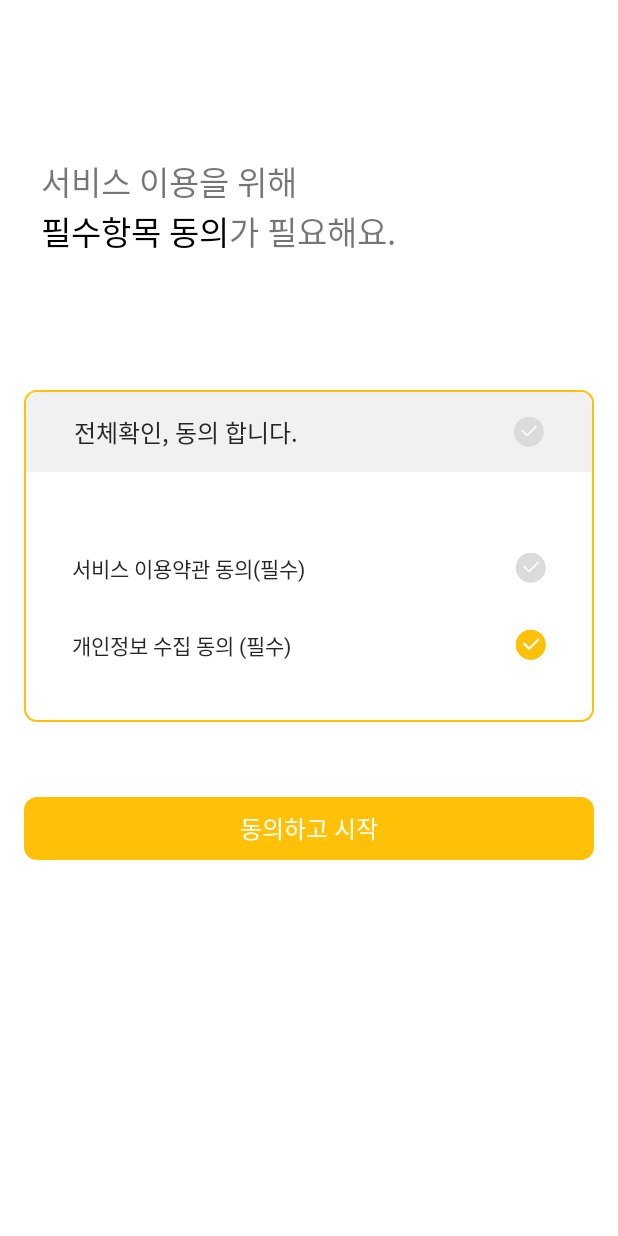
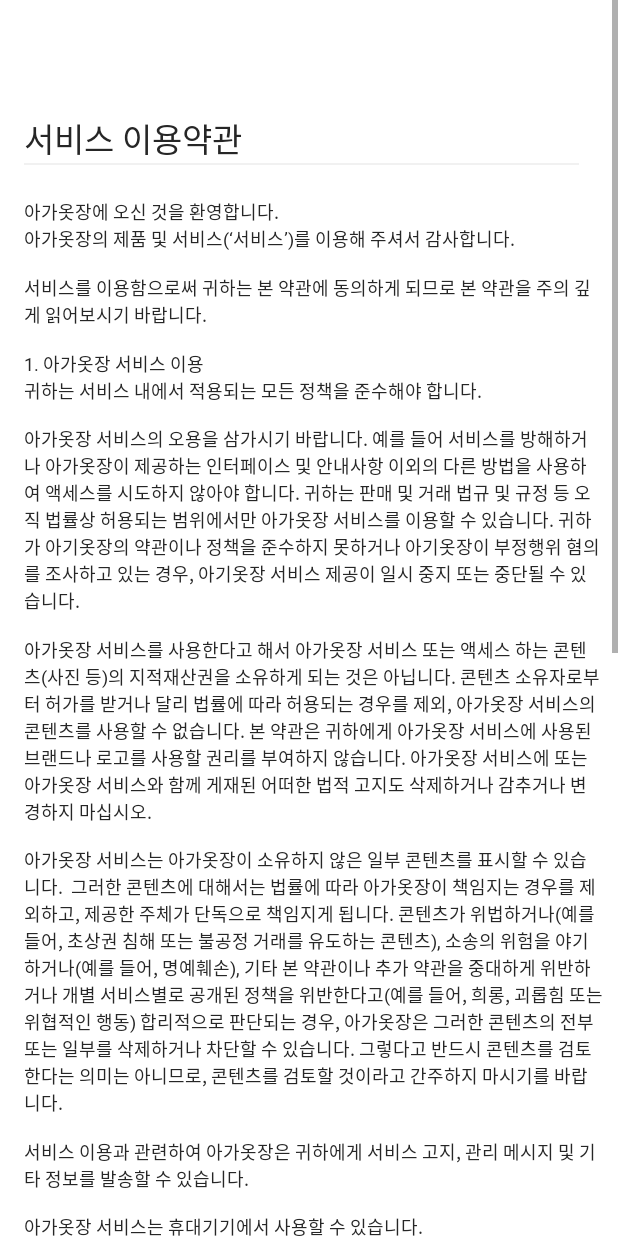
Before and after one commit to BabyClosetGroup/BabyClosetAndroid, an Android app: the InfoConsentActivity screen opened directly, with no data from a screen before it, after a tap on "서비스 이용약관 동의(필수)", on a phone screen of 412 x 824 dp. Run offline under Robolectric (Android 15) with nearby library versions, the light colour scheme and no system bars; 1 other tap on this screen came first.

Commit message:
>> 약관 동의

```diff
--- a/app/src/main/AndroidManifest.xml
+++ b/app/src/main/AndroidManifest.xml
@@ -19,6 +19,10 @@
             android:roundIcon="@drawable/babycloset_logo"
             android:supportsRtl="true"
             android:theme="@style/AppTheme">
+        <activity android:name=".UI.Activity.info2Activity">
+        </activity>
+        <activity android:name=".UI.Activity.info1Activity">
+        </activity>
         <activity android:name=".UI.Activity.SearchActivity">
         </activity>
         <activity android:name=".UI.Activity.QRCreateActivity">
--- /dev/null
+++ b/app/src/main/java/com/example/babycloset/UI/Activity/info1Activity.kt
@@ -0,0 +1,13 @@
+package com.example.babycloset.UI.Activity
+
+import android.support.v7.app.AppCompatActivity
+import android.os.Bundle
+import com.example.babycloset.R
+
+class info1Activity : AppCompatActivity() {
+
+    override fun onCreate(savedInstanceState: Bundle?) {
+        super.onCreate(savedInstanceState)
+        setContentView(R.layout.activity_info1)
+    }
+}
--- /dev/null
+++ b/app/src/main/res/drawable/gray_fill_border.xml
@@ -0,0 +1,8 @@
+<?xml version="1.0" encoding="utf-8"?>
+<shape android:shape="rectangle" xmlns:android="http://schemas.android.com/apk/res/android">
+
+    <stroke android:color="#dbdbdb" android:width="1dp"/>
+    <solid android:color="#dbdbdb"/>
+    <corners android:radius="8dp"/>
+
+</shape>
--- /dev/null
+++ b/app/src/main/res/layout/activity_info1.xml
@@ -0,0 +1,102 @@
+<?xml version="1.0" encoding="utf-8"?>
+<LinearLayout
+        android:background="#ffffff"
+        android:orientation="vertical"
+        xmlns:android="http://schemas.android.com/apk/res/android"
+        xmlns:app="http://schemas.android.com/apk/res-auto"
+        xmlns:tools="http://schemas.android.com/tools"
+        android:layout_width="match_parent"
+        android:layout_height="match_parent"
+        tools:context=".UI.Activity.info1Activity">
+<ScrollView android:layout_width="match_parent" android:layout_height="match_parent">
+    <LinearLayout
+            android:layout_marginLeft="16dp"
+            android:layout_marginRight="10dp"
+            android:orientation="vertical"
+            android:layout_width="match_parent" android:layout_height="match_parent">
+        <TextView
+                android:layout_marginTop="75dp"
+                android:fontFamily="@font/seoulnamsanl"
+                android:textColor="#262626"
+                android:textSize="22sp"
+                android:layout_width="match_parent"
+                android:layout_height="wrap_content" android:text="서비스 이용약관"/>
+        <View android:layout_width="match_parent" android:layout_height="1dp" android:layout_marginRight="16dp"
+              android:background="#f1f1f1" />
+        <TextView
+                android:layout_marginTop="22dp"
+                android:textSize="12sp"
+                android:textColor="#262626"
+                android:fontFamily="@font/seoulnamsanl"
+                android:text="아가옷장에 오신 것을 환영합니다."
+                android:layout_width="match_parent"
+                android:layout_height="wrap_content" />
+        <TextView
+                android:textSize="12sp"
+                android:textColor="#262626"
+                android:fontFamily="@font/seoulnamsanl"
+                android:text="아가옷장의 제품 및 서비스(‘서비스’)를 이용해 주셔서 감사합니다.\n"
+                android:layout_width="match_parent"
+                android:layout_height="wrap_content" />
+        <TextView
+                android:textSize="12sp"
+                android:textColor="#262626"
+                android:fontFamily="@font/seoulnamsanl"
+                android:text="서비스를 이용함으로써 귀하는 본 약관에 동의하게 되므로 본 약관을 주의 깊게 읽어보시기 바랍니다.\n"
+                android:layout_width="match_parent"
+                android:layout_height="wrap_content" />
+        <TextView
+                android:layout_marginBottom="182dp"
+                android:textSize="12sp"
+                android:textColor="#262626"
+                android:fontFamily="@font/seoulnamsanl"
+                android:text="1. 아가옷장 서비스 이용\n귀하는 서비스 내에서 적용되는 모든 정책을 준수해야 합니다.
+\n\n아가옷장 서비스의 오용을 삼가시기 바랍니다. 예를 들어 서비스를
+방해하거나 아가옷장이 제공하는 인터페이스 및 안내사항 이외의 다른
+방법을 사용하여 액세스를 시도하지 않아야 합니다. 귀하는 판매 및
+거래 법규 및 규정 등 오직 법률상 허용되는 범위에서만 아가옷장
+서비스를 이용할 수 있습니다. 귀하가 아기옷장의 약관이나 정책을
+준수하지 못하거나 아기옷장이 부정행위 혐의를 조사하고 있는 경우,
+아기옷장 서비스 제공이 일시 중지 또는 중단될 수 있습니다.\n\n아가옷장 서비스를 사용한다고 해서 아가옷장 서비스 또는 액세스
+하는 콘텐츠(사진 등)의 지적재산권을 소유하게 되는 것은 아닙니다.
+콘텐츠 소유자로부터 허가를 받거나 달리 법률에 따라 허용되는
+경우를 제외, 아가옷장 서비스의 콘텐츠를 사용할 수 없습니다.
+본 약관은 귀하에게 아가옷장 서비스에 사용된 브랜드나 로고를
+사용할 권리를 부여하지 않습니다. 아가옷장 서비스에 또는 아가옷장
+서비스와 함께 게재된 어떠한 법적 고지도 삭제하거나 감추거나
+변경하지 마십시오.\n\n아가옷장 서비스는 아가옷장이 소유하지 않은 일부 콘텐츠를 표시할
+수 있습니다.  그러한 콘텐츠에 대해서는 법률에 따라 아가옷장이
+책임지는 경우를 제외하고, 제공한 주체가 단독으로 책임지게 됩니다.
+콘텐츠가 위법하거나(예를 들어, 초상권 침해 또는 불공정 거래를
+유도하는 콘텐츠), 소송의 위험을 야기하거나(예를 들어, 명예훼손),
+기타 본 약관이나 추가 약관을 중대하게 위반하거나 개별 서비스별로
+공개된 정책을 위반한다고(예를 들어, 희롱, 괴롭힘 또는 위협적인
+행동) 합리적으로 판단되는 경우, 아가옷장은 그러한 콘텐츠의 전부
+또는 일부를 삭제하거나 차단할 수 있습니다. 그렇다고 반드시
+콘텐츠를 검토한다는 의미는 아니므로, 콘텐츠를 검토할 것이라고
+간주하지 마시기를 바랍니다.\n\n서비스 이용과 관련하여 아가옷장은 귀하에게 서비스 고지,
+관리 메시지 및 기타 정보를 발송할 수 있습니다.\n\n아가옷장 서비스는 휴대기기에서 사용할 수 있습니다.\n\n2. 귀하의 아가옷장계정
+\n아가옷장서비스를 이용하기 위해서는 아가옷장 계정이 필요합니다.
+귀하가 아가옷장 계정을 직접 만들 수도 있습니다.\n\n아가옷장 계정을 보호하려면 비밀번호를 비공개로 유지하십시오.
+귀하는 아가옷장 계정에서 또는 아가옷장 계정을 통해 이루어지는
+활동에 대한 책임이 있습니다. \n\n3. 아가옷장 서비스에 대한 책임\n법률상 허용되는 경우, 아가옷장, 아가옷장서비스의 공급자는 일실이익,
+일실수입, 망실자료, 재무적 손실, 간접 손해, 특별 손해, 결과적 손해,
+징계적 손해, 또는 징벌적 손해에 대해 책임지지 않습니다.\n\n어떤 경우에도 아가옷장, 아아옷장 서비스의 공급자는 합리적으로
+예측 불가능한 손실이나 손해에 대해 책임지지 않습니다.\n\n4. 단체의 아가옷장 서비스 사용\n단체를 대신하여 아가옷장 서비스를 사용하는 경우 다음 약관이
+적용됩니다. 서비스 이용 또는 해당 약관 위반으로 인해 발생하거나
+이와 관련된 모든 소송, 고소 또는 조치로부터 아가옷장을 보호하고
+면책해야 하며 여기에는 각종 책임과 소송, 손실, 피해, 고소, 판결,
+소송 비용 및 변호사 수임료 등으로 인한 비용도 포함됩니다.\n\n5. 본 약관에 대하여\n아가옷장은 서비스의 변경사항을 반영하거나 법령, 규제, 보안 등의
+이유로 본 약관이나 서비스에 적용되는 추가약관을 수정할 수 있습니다.
+아가옷장은 중대한 변경에 관하여 사전 통지를 제공할 것입니다.
+모든 변경은 적어도 통지 후 30일 이후에 적용됩니다.
+단, 이용자에게 편익을 주는 서비스의 새로운 기능 또는 설정과 관련된
+변경이나 법률적인 사유로 인한 변경은 즉시 발효될 수 있습니다.
+서비스에 대해 변경된 약관에 동의하지 않는 경우 해당 서비스의
+사용을 중지해야 합니다.
+"
+                android:layout_width="match_parent"
+                android:layout_height="wrap_content" />
+    </LinearLayout>
+</ScrollView>
+</LinearLayout>
--- a/app/src/main/res/layout/activity_info_consent.xml
+++ b/app/src/main/res/layout/activity_info_consent.xml
@@ -20,6 +20,7 @@
                 android:orientation="horizontal">
 
             <TextView
+                    android:textColor="#262626"
                     android:fontFamily="@font/seoulnamsanl"
                     android:layout_width="wrap_content"
                     android:layout_height="wrap_content"
@@ -45,6 +46,7 @@
                     android:layout_width="wrap_content"
                     android:layout_height="wrap_content"
                     android:textSize="22dp"
+                    android:textColor="#262626"
                     android:text="가 필요해요."/>
         </LinearLayout>
 
@@ -100,13 +102,11 @@
                         android:layout_width="wrap_content"
                         android:layout_height="wrap_content" android:layout_weight="1"/>
                 <ImageView
-                        android:id="@+id/btn_agree1_select"
                         android:layout_marginRight="32dp"
                         android:layout_gravity="center"
-                        android:layout_width="20dp"
-                        android:layout_height="20dp"
-                        android:src="@drawable/agree_selector"
-                />
+                        android:layout_width="24dp"
+                        android:layout_height="24dp"
+                        android:src="@drawable/btn_backbtn"/>
             </LinearLayout>
             <LinearLayout
                     android:id="@+id/btn_agree2_info"
@@ -123,13 +123,11 @@
                         android:layout_width="wrap_content"
                         android:layout_height="wrap_content" android:layout_weight="1"/>
                 <ImageView
-                        android:id="@+id/btn_agree2_select"
                         android:layout_marginRight="32dp"
                         android:layout_gravity="center"
-                        android:layout_width="20dp"
-                        android:layout_height="20dp"
-                        android:src="@drawable/agree_selector"
-                />
+                        android:layout_width="24dp"
+                        android:layout_height="24dp"
+                        android:src="@drawable/btn_backbtn"/>
             </LinearLayout>
 
         </LinearLayout>
@@ -142,7 +140,8 @@
                 android:layout_width="wrap_content"
                 android:layout_marginBottom="22dp">
             <ImageView
-                    android:background="@drawable/yellow_fill_border"
+                    android:id="@+id/info_consent_border"
+                    android:background="@drawable/gray_fill_border"
                     android:layout_height="42dp"
                     android:layout_width="match_parent"
                     android:layout_weight="1"/>
```
Also changed, not shown: app/src/main/java/com/example/babycloset/UI/Activity/InfoConsentActivity.kt (+14 -26 lines), app/src/main/java/com/example/babycloset/UI/Activity/LoginActivity.kt (+11 -0 lines), app/src/main/java/com/example/babycloset/UI/Activity/info2Activity.kt (added, +13 -0 lines), app/src/main/res/layout/activity_info2.xml (added, +56 -0 lines), app/src/main/res/layout/activity_login.xml (+31 -5 lines), app/src/main/res/drawable-hdpi/btn_backbtn.png (added), app/src/main/res/drawable-mdpi/btn_backbtn.png (added), app/src/main/res/drawable-xhdpi/btn_backbtn.png (added), app/src/main/res/drawable-xxhdpi/btn_backbtn.png (added), app/src/main/res/drawable-xxxhdpi/btn_backbtn.png (added).
